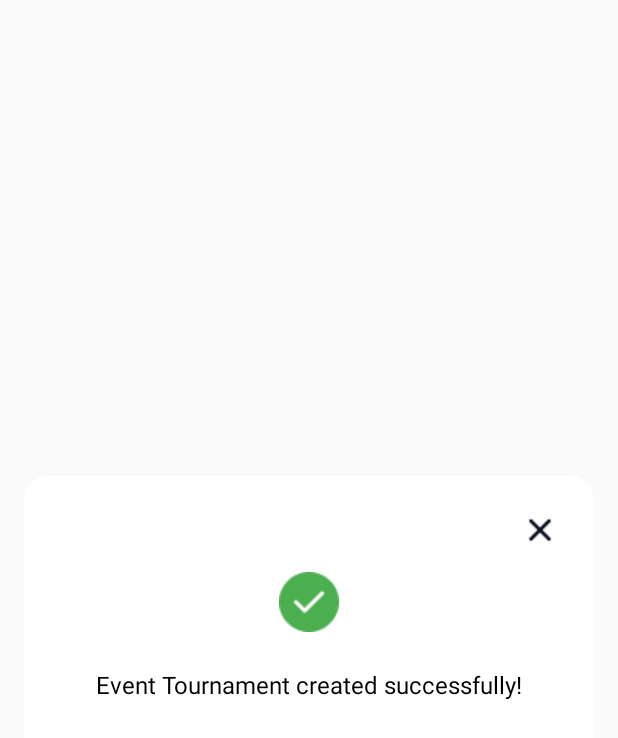
After one commit to dmitryS1666/win_com, an Android app built with Jetpack Compose: the layout custom_toast.xml on its own in the app's theme, with its tools: preview values and no code run, on a phone screen of 412 x 824 dp. The commit adds this screen. Shown: the top 738 px of the screen. Run offline under Robolectric (Android 15) with nearby library versions, the phone set to English and light mode, and no system bars.

Commit message:
add custom toast

```diff
--- a/app/src/main/java/win/com/MainActivity.kt
+++ b/app/src/main/java/win/com/MainActivity.kt
@@ -6,7 +6,6 @@ import android.os.Bundle
 import android.view.View
 import android.widget.ImageView
 import android.widget.LinearLayout
-import android.widget.Toast
 import androidx.appcompat.app.AppCompatActivity
 import androidx.compose.material3.Text
 import androidx.compose.runtime.Composable
--- a/app/src/main/java/win/com/ui/event/CreateEventFragment.kt
+++ b/app/src/main/java/win/com/ui/event/CreateEventFragment.kt
@@ -16,6 +16,7 @@ import android.widget.ImageView
 import android.widget.Spinner
 import android.widget.TextView
 import android.widget.Toast
+import androidx.core.content.ContentProviderCompat
 import androidx.fragment.app.Fragment
 import androidx.lifecycle.ViewModelProvider
 import androidx.lifecycle.lifecycleScope
@@ -120,7 +121,7 @@ class CreateEventFragment : Fragment() {
             viewLifecycleOwner.lifecycleScope.launch {
                 viewModel.createEvent(event) {
                     if (!isAdded) return@createEvent
-                    Toast.makeText(requireContext(), "Событие \"$name\" создано!", Toast.LENGTH_SHORT).show()
+                    showCustomToast(event.name)
                     (activity as? MainActivity)?.openFragment(AllEventsFragment())
                 }
             }
@@ -137,4 +138,24 @@ class CreateEventFragment : Fragment() {
             modeSpinner.setSelection(0)
         }
     }
+
+    fun showCustomToast(name: String) {
+        val inflater = layoutInflater
+        val layout = inflater.inflate(R.layout.custom_toast, null)
+
+        val toastText = layout.findViewById<TextView>(R.id.toastText)
+        toastText.text = "Event \"$name\" created successfully!"
+
+        val toast = Toast(requireContext())
+        toast.duration = Toast.LENGTH_LONG
+        toast.view = layout
+
+        // Закрытие Toast по нажатию на крестик
+        val closeButton = layout.findViewById<ImageView>(R.id.closeButton)
+        closeButton.setOnClickListener {
+            toast.cancel()
+        }
+
+        toast.show()
+    }
 }
--- /dev/null
+++ b/app/src/main/res/drawable/toast_background.xml
@@ -0,0 +1,6 @@
+<?xml version="1.0" encoding="utf-8"?>
+<shape xmlns:android="http://schemas.android.com/apk/res/android" android:shape="rectangle">
+    <solid android:color="#FFFFFF" />
+    <corners android:radius="16dp" />
+    <padding android:left="16dp" android:top="16dp" android:right="16dp" android:bottom="16dp"/>
+</shape>
--- /dev/null
+++ b/app/src/main/res/layout/custom_toast.xml
@@ -0,0 +1,65 @@
+<?xml version="1.0" encoding="utf-8"?>
+<androidx.constraintlayout.widget.ConstraintLayout
+    xmlns:android="http://schemas.android.com/apk/res/android"
+    xmlns:tools="http://schemas.android.com/tools"
+    xmlns:app="http://schemas.android.com/apk/res-auto"
+    android:layout_width="match_parent"
+    android:layout_height="match_parent"
+    android:background="@android:color/transparent"
+    tools:ignore="ExtraText">
+
+    <androidx.constraintlayout.widget.ConstraintLayout
+        android:id="@+id/toastContainer"
+        android:layout_width="380dp"
+        android:layout_height="190dp"
+        android:background="@drawable/toast_background"
+        android:padding="16dp"
+        app:layout_constraintTop_toTopOf="parent"
+        app:layout_constraintBottom_toBottomOf="parent"
+        app:layout_constraintStart_toStartOf="parent"
+        app:layout_constraintEnd_toEndOf="parent">
+
+        <!-- Крестик сверху справа -->
+        <ImageView
+            android:id="@+id/closeButton"
+            android:layout_width="24dp"
+            android:layout_height="24dp"
+            android:clickable="true"
+            android:focusable="true"
+            android:contentDescription="Close"
+            android:src="@drawable/ic_close"
+            app:layout_constraintTop_toTopOf="parent"
+            app:layout_constraintEnd_toEndOf="parent"
+            android:layout_marginTop="8dp"
+            android:layout_marginEnd="8dp" />
+
+        <!-- Кружок с зеленой галочкой по центру под крестиком -->
+        <ImageView
+            android:id="@+id/checkIcon"
+            android:layout_width="40dp"
+            android:layout_height="40dp"
+            android:background="@drawable/circle_green_background"
+            android:padding="8dp"
+            android:contentDescription="Success"
+            app:layout_constraintTop_toBottomOf="@id/closeButton"
+            app:layout_constraintStart_toStartOf="parent"
+            app:layout_constraintEnd_toEndOf="parent"
+            android:layout_marginTop="16dp" />
+
+        <!-- Текст под кружком, по центру -->
+        <TextView
+            android:id="@+id/toastText"
+            android:layout_width="0dp"
+            android:layout_height="wrap_content"
+            android:text="Event Tournament created successfully!"
+            android:textColor="#000000"
+            android:textSize="16sp"
+            android:gravity="center"
+            android:layout_marginTop="24dp"
+            app:layout_constraintTop_toBottomOf="@id/checkIcon"
+            app:layout_constraintStart_toStartOf="parent"
+            app:layout_constraintEnd_toEndOf="parent" />
+
+    </androidx.constraintlayout.widget.ConstraintLayout>
+
+</androidx.constraintlayout.widget.ConstraintLayout>
```
Also changed, not shown: app/src/main/res/drawable/circle_green_background.png (added), app/src/main/res/drawable/ic_close.png (added).
